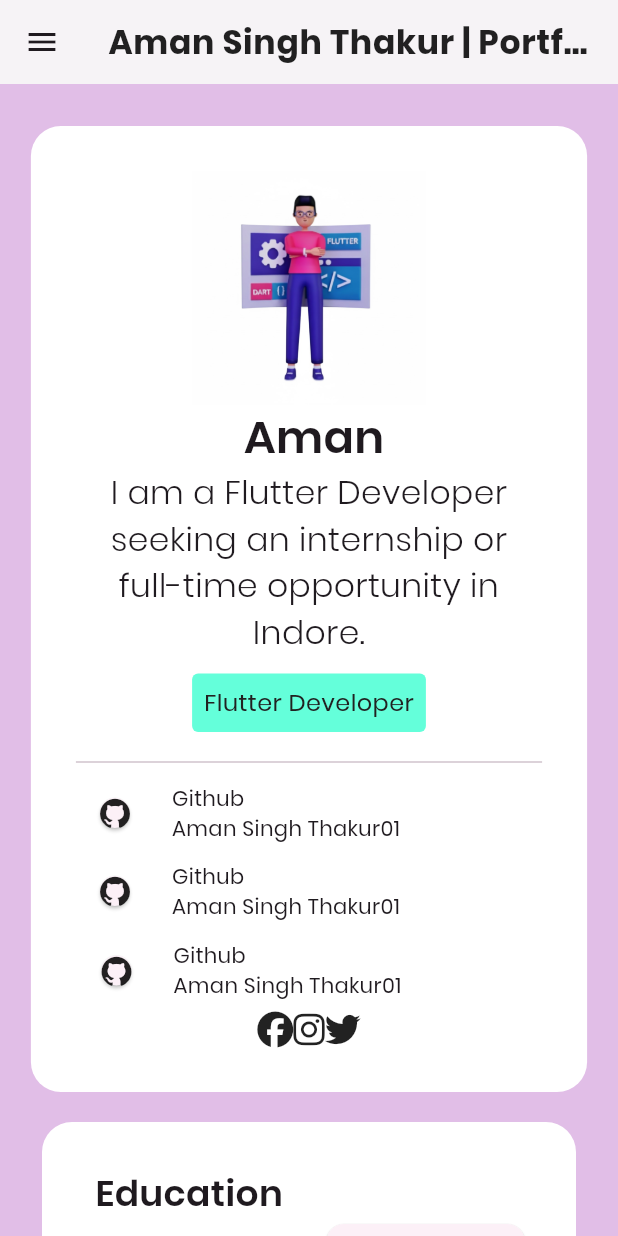
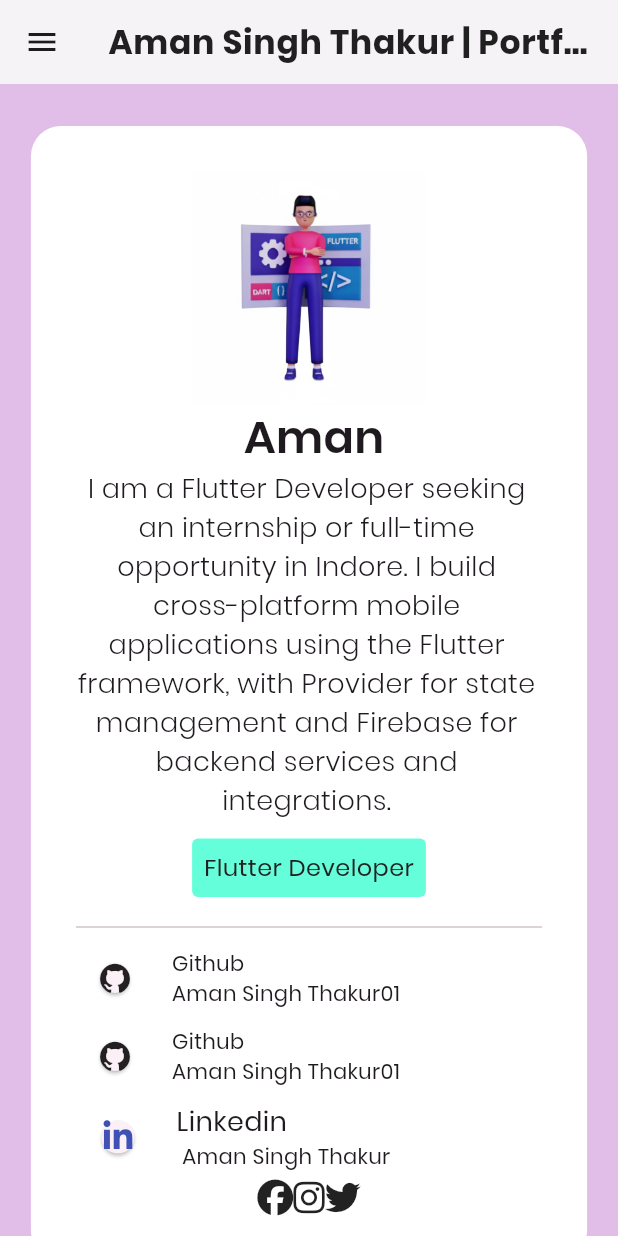
Before and after one commit to AmanSinghThakur01/Portfolio, a Flutter app: the screen it shows after launch, on a phone screen of 412 x 824 dp. Run offline on Flutter 3.47's test engine with Material 3 defaults, Android fonts, the phone set to English and light mode, and no system bars; our stand-ins replace font_awesome_flutter, timelines_plus.

Commit message:
edited about info and created a custom animated container

```diff
--- a/lib/screens/about.dart
+++ b/lib/screens/about.dart
@@ -20,7 +20,8 @@
       width: screenWidth < 900 ? screenWidth * 0.9 : screenWidth * 0.3,
       decoration: BoxDecoration(
         borderRadius: BorderRadius.circular(20),
-        color: Colors.white, ),
+        color: Colors.white,
+      ),
       padding: EdgeInsets.all(30),
       child: Column(
         children: [
@@ -29,10 +30,10 @@
             " Aman",
             style: TextStyle(fontSize: 30, fontWeight: FontWeight.w600),
           ),
-          const Text(
-            "I am a Flutter Developer seeking an internship or full-time opportunity in Indore. ",
+          const SelectableText(
+            "I am a Flutter Developer seeking an internship or full-time opportunity in Indore. I build cross-platform mobile applications using the Flutter framework, with Provider for state management and Firebase for backend services and integrations. ",
             textAlign: TextAlign.center,
-            style: TextStyle(fontSize: 22, fontWeight: FontWeight.w300),
+            style: TextStyle(fontSize: 18, fontWeight: FontWeight.w300),
           ),
           Container(
             margin: EdgeInsets.all(12),
@@ -41,7 +42,10 @@
               color: Colors.tealAccent.shade200,
               borderRadius: BorderRadius.circular(4),
             ),
-            child: Text( 'Flutter Developer',style: TextStyle(fontSize: 16, color: Colors.grey.shade900 ),),
+            child: Text(
+              'Flutter Developer',
+              style: TextStyle(fontSize: 16, color: Colors.grey.shade900),
+            ),
           ),
           Divider(),
           Container(
@@ -74,7 +78,13 @@
               ],
             ),
           ),
-          AnimatedContact(),
+          AnimatedContact(
+            iconData: FontAwesomeIcons.linkedinIn,
+            title: "Linkedin",
+            subtitle: " Aman Singh Thakur",
+            ontap: () {},
+            iconColor: Colors.indigo,
+          ),
           Socialrow(),
         ],
       ),
--- a/lib/utils/animated_contact.dart
+++ b/lib/utils/animated_contact.dart
@@ -1,41 +1,58 @@
 import 'package:flutter/material.dart';
 import 'package:font_awesome_flutter/font_awesome_flutter.dart';
+
 class AnimatedContact extends StatefulWidget {
-  const AnimatedContact({super.key});
+  final IconData iconData ;
+  final Color iconColor ;
+  final String title ;
+  final String subtitle ;
+  final VoidCallback ontap ;
+
+  const AnimatedContact({super.key,
+    required this.iconData ,
+    required this.iconColor ,
+    required this.title ,
+    required this .subtitle,
+  required  this.ontap,
+  });
 
   @override
   State<AnimatedContact> createState() => _AnimatedContactState();
 }
 
 class _AnimatedContactState extends State<AnimatedContact> {
-  bool isHovering = false ;
+  bool isHovering = false;
   @override
   Widget build(BuildContext context) {
     return InkWell(
-      onTap: () {
+      onTap: () {} ,
+      onHover: (val) {
+        setState(() {
+          isHovering = val;
+        });
       },
-        onHover:(val){
-        setState(() {
-          isHovering = val ;
-        });
-        },
-      child: AnimatedContainer(duration: const Duration(milliseconds: 100),
+      child: AnimatedContainer(
+        duration: const Duration(milliseconds: 100),
         decoration: BoxDecoration(
+          color: isHovering ? Colors.grey.shade300 : Colors.white,
           borderRadius: BorderRadius.circular(12.0),
-          border: Border.all(
-            color: isHovering ? Colors.grey : Colors.white
-          ),
+          border: Border.all(color: isHovering ? Colors.grey : Colors.white),
         ),
         child: Row(
           children: [
             Padding(
               padding: const EdgeInsets.all(12.0),
-              child: Card(child: Icon(FontAwesomeIcons.github, size: 20)),
+              child: Card(child: Icon(  widget.iconData , color: widget .iconColor ,  size: 22)),
             ),
             SizedBox(width: 12.0),
             Column(
               crossAxisAlignment: CrossAxisAlignment.start,
-              children: [Text("Github"), Text("Aman Singh Thakur01")],
+              children: [Text(widget.title , style: TextStyle( fontSize: 18.0),),
+                Text(widget.subtitle)
+              ,
+
+              ],
+
             ),
           ],
         ),
```
Also changed, not shown: lib/main.dart (line endings or trailing spaces).
